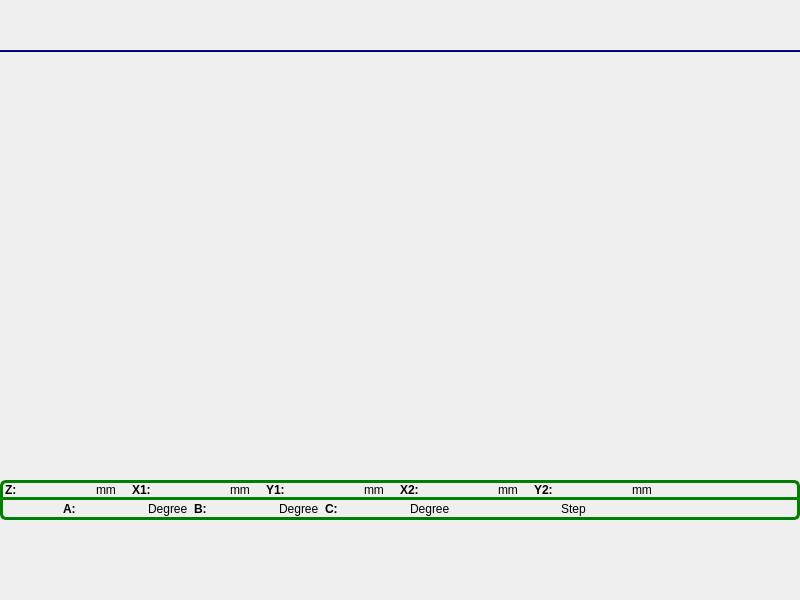
The window that mainframe.ui (dongdong-2009/3-5AxisRobot) describes before a commit, drawn with Qt 5.
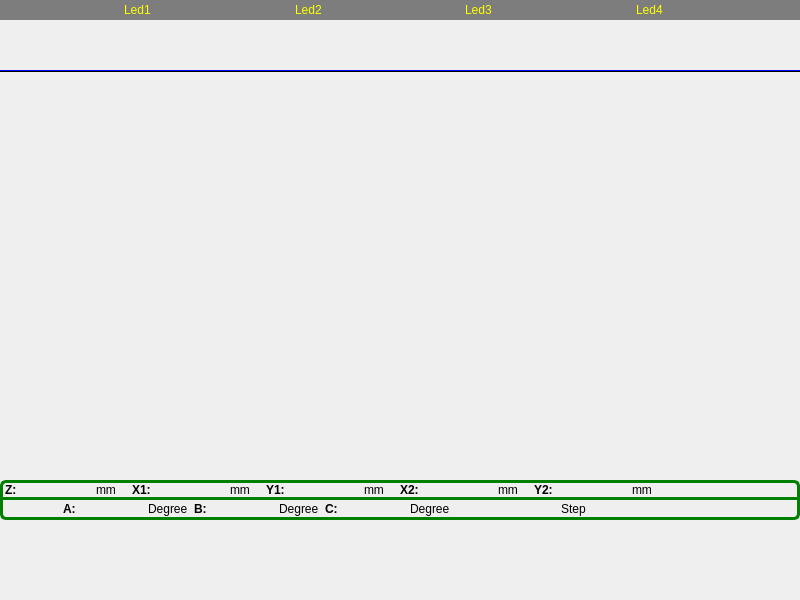
The same window after the commit. Icons and pictures are not drawn. Custom widgets are drawn as their Qt base class.

```diff
--- a/mainframe.ui
+++ b/mainframe.ui
@@ -43,6 +43,163 @@
    <property name="bottomMargin">
     <number>0</number>
    </property>
+   <item>
+    <widget class="QWidget" name="ledContainer" native="true">
+     <property name="styleSheet">
+      <string notr="true">
+background-color: rgb(125, 125, 125);
+color: rgb(255, 255, 0);
+</string>
+     </property>
+     <layout class="QHBoxLayout" name="horizontalLayout_4">
+      <property name="leftMargin">
+       <number>0</number>
+      </property>
+      <property name="topMargin">
+       <number>0</number>
+      </property>
+      <property name="rightMargin">
+       <number>0</number>
+      </property>
+      <property name="bottomMargin">
+       <number>0</number>
+      </property>
+      <item>
+       <spacer name="horizontalSpacer_4">
+        <property name="orientation">
+         <enum>Qt::Horizontal</enum>
+        </property>
+        <property name="sizeHint" stdset="0">
+         <size>
+          <width>40</width>
+          <height>20</height>
+         </size>
+        </property>
+       </spacer>
+      </item>
+      <item>
+       <widget class="QLabel" name="label_2">
+        <property name="text">
+         <string>Led1</string>
+        </property>
+       </widget>
+      </item>
+      <item>
+       <widget class="QLabel" name="led1">
+        <property name="text">
+         <string/>
+        </property>
+        <property name="pixmap">
+         <pixmap resource="resource.qrc">:/resource/ledgray(16).png</pixmap>
+        </property>
+       </widget>
+      </item>
+      <item>
+       <spacer name="horizontalSpacer_7">
+        <property name="orientation">
+         <enum>Qt::Horizontal</enum>
+        </property>
+        <property name="sizeHint" stdset="0">
+         <size>
+          <width>40</width>
+          <height>20</height>
+         </size>
+        </property>
+       </spacer>
+      </item>
+      <item>
+       <widget class="QLabel" name="label_3">
+        <property name="text">
+         <string>Led2</string>
+        </property>
+       </widget>
+      </item>
+      <item>
+       <widget class="QLabel" name="led2">
+        <property name="text">
+         <string/>
+        </property>
+        <property name="pixmap">
+         <pixmap resource="resource.qrc">:/resource/ledgray(16).png</pixmap>
+        </property>
+       </widget>
+      </item>
+      <item>
+       <spacer name="horizontalSpacer_8">
+        <property name="orientation">
+         <enum>Qt::Horizontal</enum>
+        </property>
+        <property name="sizeHint" stdset="0">
+         <size>
+          <width>40</width>
+          <height>20</height>
+         </size>
+        </property>
+       </spacer>
+      </item>
+      <item>
+       <widget class="QLabel" name="label_5">
+        <property name="text">
+         <string>Led3</string>
+        </property>
+       </widget>
+      </item>
+      <item>
+       <widget class="QLabel" name="led3">
+        <property name="text">
+         <string/>
+        </property>
+        <property name="pixmap">
+         <pixmap resource="resource.qrc">:/resource/ledgray(16).png</pixmap>
+        </property>
+       </widget>
+      </item>
+      <item>
+       <spacer name="horizontalSpacer_9">
+        <property name="orientation">
+         <enum>Qt::Horizontal</enum>
+        </property>
+        <property name="sizeHint" stdset="0">
+         <size>
+          <width>40</width>
+          <height>20</height>
+         </size>
+        </property>
+       </spacer>
+      </item>
+      <item>
+       <widget class="QLabel" name="label_7">
+        <property name="text">
+         <string>Led4</string>
+        </property>
+       </widget>
+      </item>
+      <item>
+       <widget class="QLabel" name="led4">
+        <property name="text">
+         <string/>
+        </property>
+        <property name="pixmap">
+         <pixmap resource="resource.qrc">:/resource/ledgray(16).png</pixmap>
+        </property>
+       </widget>
+      </item>
+      <item>
+       <spacer name="horizontalSpacer_6">
+        <property name="orientation">
+         <enum>Qt::Horizontal</enum>
+        </property>
+        <property name="sizeHint" stdset="0">
+         <size>
+          <width>40</width>
+          <height>20</height>
+         </size>
+        </property>
+       </spacer>
+      </item>
+     </layout>
+    </widget>
+   </item>
    <item>
     <layout class="QHBoxLayout" name="horizontalLayout_2">
      <item>
```
Left out of the diff: 8 changed lines with no effect on the pictures.
